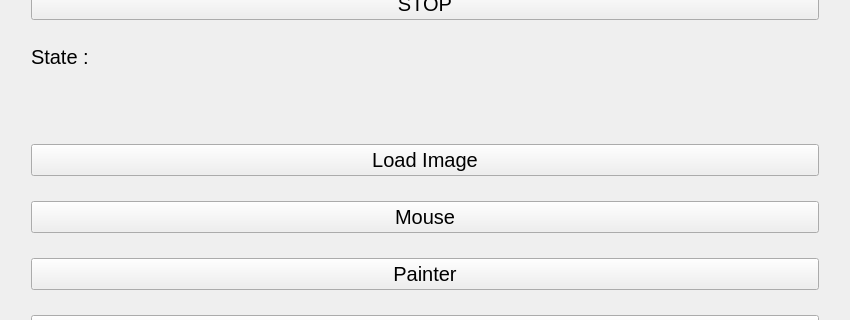
Qt form SLAM_Editor/mainwindow.ui (codingx-2019-team4/SLAM_Editor) before a commit; both pictures show x 0 to 850 and y 157 to 477 of the 850 by 614 pixel window.
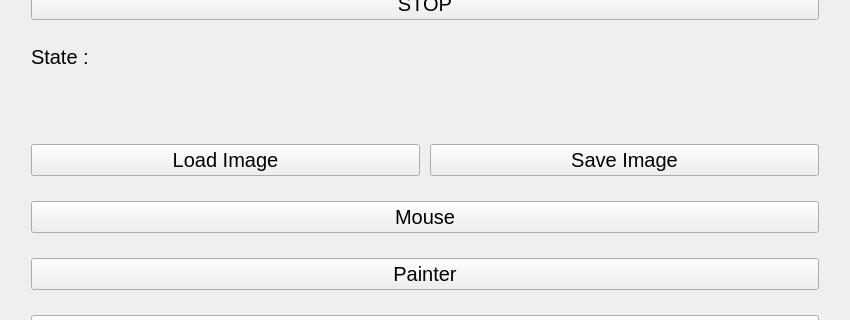
The same form after that commit.

What changed in the file:
```diff
--- a/SLAM_Editor/mainwindow.ui
+++ b/SLAM_Editor/mainwindow.ui
@@ -7,7 +7,7 @@
     <x>0</x>
     <y>0</y>
     <width>850</width>
-    <height>600</height>
+    <height>606</height>
    </rect>
   </property>
   <property name="windowTitle">
@@ -169,7 +169,15 @@
          <number>20</number>
         </property>
         <item>
-         <widget class="QPushButton" name="pushButton">
+         <layout class="QHBoxLayout" name="horizontalLayout_2">
+          <property name="spacing">
+           <number>10</number>
+          </property>
+          <property name="topMargin">
+           <number>0</number>
+          </property>
+          <item>
+           <widget class="QPushButton" name="ImLoadB">
           <property name="sizePolicy">
            <sizepolicy hsizetype="Minimum" vsizetype="Preferred">
             <horstretch>0</horstretch>
@@ -187,6 +195,20 @@
          </widget>
         </item>
         <item>
+           <widget class="QPushButton" name="ImSaveB">
+            <property name="font">
+             <font>
+              <pointsize>15</pointsize>
+             </font>
+            </property>
+            <property name="text">
+             <string>Save Image</string>
+            </property>
+           </widget>
+          </item>
+         </layout>
+        </item>
+        <item>
          <widget class="QPushButton" name="MS_mouse">
           <property name="sizePolicy">
            <sizepolicy hsizetype="Minimum" vsizetype="Preferred">
```
Left out of the diff: 2 changed lines with no effect on the pictures. Lines whose indentation alone changed are shown as unchanged.
